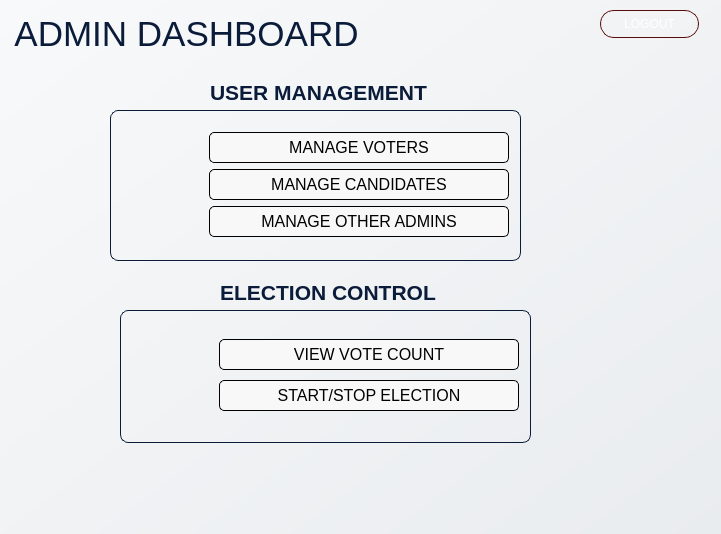
This is VVM/dashboard.ui in GuisadongManok/PolliTech-VVM as Qt 5 draws it before an edit. The edited form follows.
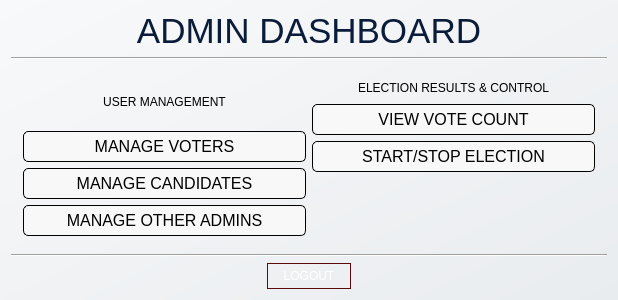
This is the edited form. Icons and pictures are not drawn.

Commit message: fixed voter and candidate management

```diff
--- a/VVM/dashboard.ui
+++ b/VVM/dashboard.ui
@@ -6,8 +6,8 @@
    <rect>
     <x>0</x>
     <y>0</y>
-    <width>721</width>
-    <height>534</height>
+    <width>618</width>
+    <height>300</height>
    </rect>
   </property>
   <property name="windowTitle">
@@ -22,83 +22,65 @@
 background: qlineargradient(spread:pad, x1:0, y1:0, x2:1, y2:1, stop:0 #f8f9fa, stop:1 #e9ecef);
 }</string>
   </property>
-  <widget class="QGroupBox" name="groupBox_userManagement">
-   <property name="geometry">
-    <rect>
-     <x>110</x>
-     <y>80</y>
-     <width>411</width>
-     <height>181</height>
-    </rect>
-   </property>
-   <property name="font">
-    <font>
-     <family>Segoe UI</family>
-     <pointsize>16</pointsize>
-     <italic>false</italic>
-     <bold>true</bold>
-    </font>
-   </property>
+  <layout class="QGridLayout" name="gridLayout_2">
+   <item row="0" column="0">
+    <widget class="QLabel" name="label_4">
    <property name="styleSheet">
-    <string notr="true">QGroupBox {
-	font: bold 16pt &quot;Segoe UI&quot;;
-    border: 1px solid #0A1C3A;
-    border-radius: 8px;
-    margin-top: 30px;
-    padding: 15px;
-
-    background-color: qlineargradient(
-        x1:0, y1:0, x2:0, y2:1,
-        stop:0 #f5f5f5,
-        stop:1 #e0e0e0
-    );
-}
-
-QGroupBox::title {
-    subcontrol-origin: margin;
-    subcontrol-position: top center;
-    padding: 0 10px;
-    color: #0A1C3A;
-    border-radius: 4px;
+      <string notr="true">QLabel {
+	font: 700 9pt &quot;Segoe UI&quot;;
+	font-size: 35px;
+	color: #0A1C3A;
 }</string>
    </property>
-   <property name="title">
-    <string>USER MANAGEMENT</string>
+     <property name="text">
+      <string>ADMIN DASHBOARD</string>
    </property>
    <property name="alignment">
     <set>Qt::AlignmentFlag::AlignCenter</set>
+     </property>
+    </widget>
+   </item>
+   <item row="1" column="0">
+    <widget class="Line" name="line">
+     <property name="orientation">
+      <enum>Qt::Orientation::Horizontal</enum>
+     </property>
+    </widget>
+   </item>
+   <item row="2" column="0">
+    <widget class="QFrame" name="frame">
+     <property name="styleSheet">
+      <string notr="true">QFrame {
+padding: 3px;
+}</string>
+     </property>
+     <property name="frameShape">
+      <enum>QFrame::Shape::NoFrame</enum>
+     </property>
+     <property name="frameShadow">
+      <enum>QFrame::Shadow::Raised</enum>
    </property>
    <layout class="QGridLayout" name="gridLayout">
     <item row="0" column="0">
-     <widget class="QLabel" name="label">
-      <property name="minimumSize">
-       <size>
-        <width>81</width>
-        <height>81</height>
-       </size>
-      </property>
-      <property name="maximumSize">
-       <size>
-        <width>81</width>
-        <height>81</height>
-       </size>
-      </property>
-      <property name="text">
-       <string/>
-      </property>
-      <property name="pixmap">
-       <pixmap resource="../VVM.qrc">:/icons/buttons/icons/user logo.png</pixmap>
-      </property>
-      <property name="scaledContents">
-       <bool>true</bool>
-      </property>
-      <property name="alignment">
-       <set>Qt::AlignmentFlag::AlignCenter</set>
-      </property>
-     </widget>
-    </item>
-    <item row="0" column="1">
+       <layout class="QVBoxLayout" name="verticalLayout_3">
+        <item>
      <layout class="QVBoxLayout" name="verticalLayout">
+          <item>
+           <widget class="QLabel" name="label">
+            <property name="styleSheet">
+             <string notr="true">QLabel {
+	font: 600 14pt &quot;Segoe UI&quot;;
+	color: black;
+}</string>
+            </property>
+            <property name="text">
+             <string>USER MANAGEMENT</string>
+            </property>
+            <property name="alignment">
+             <set>Qt::AlignmentFlag::AlignCenter</set>
+            </property>
+           </widget>
+          </item>
       <item>
        <widget class="QPushButton" name="manage_voter_button">
         <property name="cursor">
@@ -213,84 +195,27 @@
      </layout>
     </item>
    </layout>
-  </widget>
-  <widget class="QGroupBox" name="groupBox_resultsNcontrol">
-   <property name="geometry">
-    <rect>
-     <x>120</x>
-     <y>280</y>
-     <width>411</width>
-     <height>163</height>
-    </rect>
-   </property>
-   <property name="font">
-    <font>
-     <family>Segoe UI</family>
-     <pointsize>16</pointsize>
-     <italic>false</italic>
-     <bold>true</bold>
-    </font>
-   </property>
-   <property name="styleSheet">
-    <string notr="true">QGroupBox {
-	font: bold 16pt &quot;Segoe UI&quot;;
-    border: 1px solid #0A1C3A;
-    border-radius: 8px;
-    margin-top: 30px;
-    padding: 15px;
-
-    background-color: qlineargradient(
-        x1:0, y1:0, x2:0, y2:1,
-        stop:0 #f5f5f5,
-        stop:1 #e0e0e0
-    );
-}
-
-QGroupBox::title {
-    subcontrol-origin: margin;
-    subcontrol-position: top center;
-    padding: 0 10px;
-    color: #0A1C3A;
-    border-radius: 4px;
-}</string>
-   </property>
-   <property name="title">
-    <string>ELECTION CONTROL</string>
-   </property>
-   <property name="alignment">
-    <set>Qt::AlignmentFlag::AlignCenter</set>
-   </property>
-   <layout class="QGridLayout" name="gridLayout_2">
-    <item row="0" column="0">
+      </item>
+      <item row="0" column="1">
+       <layout class="QVBoxLayout" name="verticalLayout_4">
+        <item>
+         <layout class="QVBoxLayout" name="verticalLayout_2">
+          <item>
      <widget class="QLabel" name="label_3">
-      <property name="minimumSize">
-       <size>
-        <width>81</width>
-        <height>81</height>
-       </size>
-      </property>
-      <property name="maximumSize">
-       <size>
-        <width>81</width>
-        <height>81</height>
-       </size>
+            <property name="styleSheet">
+             <string notr="true">QLabel {
+	font: 600 14pt &quot;Segoe UI&quot;;
+	color: black;
+}</string>
       </property>
       <property name="text">
-       <string/>
-      </property>
-      <property name="pixmap">
-       <pixmap resource="../VVM.qrc">:/icons/buttons/icons/dashboard.png</pixmap>
-      </property>
-      <property name="scaledContents">
-       <bool>true</bool>
+             <string>ELECTION RESULTS &amp; CONTROL</string>
       </property>
       <property name="alignment">
        <set>Qt::AlignmentFlag::AlignCenter</set>
       </property>
      </widget>
     </item>
-    <item row="0" column="1">
-     <layout class="QVBoxLayout" name="verticalLayout_3">
       <item>
        <widget class="QPushButton" name="view_live_vote_button">
         <property name="cursor">
@@ -363,53 +288,35 @@
         </property>
        </widget>
       </item>
+          <item>
+           <spacer name="verticalSpacer">
+            <property name="orientation">
+             <enum>Qt::Orientation::Vertical</enum>
+            </property>
+            <property name="sizeHint" stdset="0">
+             <size>
+              <width>20</width>
+              <height>40</height>
+             </size>
+            </property>
+           </spacer>
+          </item>
      </layout>
     </item>
    </layout>
-  </widget>
-  <widget class="QLabel" name="label_2">
-   <property name="geometry">
-    <rect>
-     <x>-10</x>
-     <y>430</y>
-     <width>111</width>
-     <height>111</height>
-    </rect>
-   </property>
-   <property name="minimumSize">
-    <size>
-     <width>111</width>
-     <height>111</height>
-    </size>
-   </property>
-   <property name="maximumSize">
-    <size>
-     <width>111</width>
-     <height>111</height>
-    </size>
-   </property>
-   <property name="text">
-    <string/>
-   </property>
-   <property name="pixmap">
-    <pixmap resource="../VVM.qrc">:/backgrounds/256x256 logo w name no bg.png</pixmap>
-   </property>
-   <property name="scaledContents">
-    <bool>true</bool>
-   </property>
-   <property name="alignment">
-    <set>Qt::AlignmentFlag::AlignCenter</set>
-   </property>
-  </widget>
+      </item>
+     </layout>
+    </widget>
+   </item>
+   <item row="3" column="0">
+    <widget class="Line" name="line_2">
+     <property name="orientation">
+      <enum>Qt::Orientation::Horizontal</enum>
+     </property>
+    </widget>
+   </item>
+   <item row="4" column="0" alignment="Qt::AlignmentFlag::AlignHCenter">
   <widget class="QPushButton" name="LogoutButton">
-   <property name="geometry">
-    <rect>
-     <x>600</x>
-     <y>10</y>
-     <width>99</width>
-     <height>28</height>
-    </rect>
-   </property>
    <property name="cursor">
     <cursorShape>PointingHandCursor</cursorShape>
    </property>
@@ -467,35 +374,9 @@
     </size>
    </property>
   </widget>
-  <widget class="QLabel" name="label_4">
-   <property name="geometry">
-    <rect>
-     <x>10</x>
-     <y>10</y>
-     <width>353</width>
-     <height>47</height>
-    </rect>
-   </property>
-   <property name="styleSheet">
-    <string notr="true">QLabel {
-	font: 700 9pt &quot;Segoe UI&quot;;
-	font-size: 35px;
-	color: #0A1C3A;
-}</string>
-   </property>
-   <property name="text">
-    <string>ADMIN DASHBOARD</string>
-   </property>
-   <property name="alignment">
-    <set>Qt::AlignmentFlag::AlignCenter</set>
-   </property>
-  </widget>
- </widget>
- <tabstops>
-  <tabstop>manage_voter_button</tabstop>
-  <tabstop>manage_candidate_button</tabstop>
-  <tabstop>view_live_vote_button</tabstop>
- </tabstops>
+   </item>
+  </layout>
+ </widget>
  <resources>
   <include location="../VVM.qrc"/>
  </resources>
```
Lines whose indentation alone changed are shown as unchanged. The commit also changes 35 other files.
